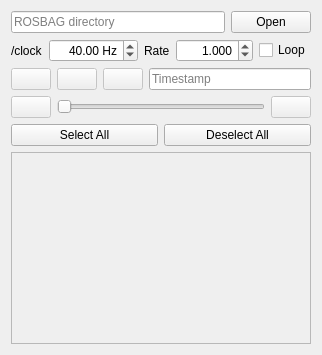
This is src/ui/player.ui in shikishima-TasakiLab/rviz2_bag as Qt 5 draws it before an edit. The edited form follows.
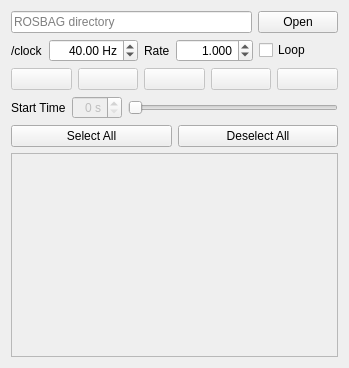
This is the edited form. Icons and pictures are not drawn.

Commit message: ROSBAGの読み込みを実装

Patch:
```diff
--- a/src/ui/player.ui
+++ b/src/ui/player.ui
@@ -2,6 +2,14 @@
 <ui version="4.0">
   <class>Player</class>
   <widget class="QWidget" name="Player">
+  <property name="geometry">
+   <rect>
+    <x>0</x>
+    <y>0</y>
+    <width>349</width>
+    <height>368</height>
+   </rect>
+  </property>
     <property name="windowTitle">
       <string>Form</string>
     </property>
@@ -159,26 +167,6 @@
             </widget>
           </item>
           <item>
-            <widget class="QLineEdit" name="ledit__rosbag_time">
-              <property name="sizePolicy">
-                <sizepolicy hsizetype="MinimumExpanding" vsizetype="Fixed">
-                  <horstretch>0</horstretch>
-                  <verstretch>0</verstretch>
-                </sizepolicy>
-              </property>
-              <property name="readOnly">
-                <bool>true</bool>
-              </property>
-              <property name="placeholderText">
-                <string>Timestamp</string>
-              </property>
-            </widget>
-          </item>
-        </layout>
-      </item>
-      <item>
-        <layout class="QHBoxLayout" name="horizontalLayout_5">
-          <item>
             <widget class="QPushButton" name="pbtn__backward">
               <property name="enabled">
                 <bool>false</bool>
@@ -192,16 +180,6 @@
               </property>
             </widget>
           </item>
-          <item>
-            <widget class="QSlider" name="hsld__rosbag_time">
-              <property name="enabled">
-                <bool>false</bool>
-              </property>
-              <property name="orientation">
-                <enum>Qt::Horizontal</enum>
-              </property>
-            </widget>
-          </item>
           <item>
             <widget class="QPushButton" name="pbtn__play_next">
               <property name="enabled">
@@ -218,6 +196,43 @@
           </item>
         </layout>
       </item>
+   <item>
+    <layout class="QHBoxLayout" name="horizontalLayout_5">
+     <item>
+      <widget class="QLabel" name="label__rosbag_starttime">
+       <property name="text">
+        <string>Start Time</string>
+       </property>
+      </widget>
+     </item>
+     <item>
+      <widget class="QSpinBox" name="spin__rosbag_starttime">
+       <property name="enabled">
+        <bool>false</bool>
+       </property>
+       <property name="alignment">
+        <set>Qt::AlignRight|Qt::AlignTrailing|Qt::AlignVCenter</set>
+       </property>
+       <property name="suffix">
+        <string> s</string>
+       </property>
+      </widget>
+     </item>
+     <item>
+      <widget class="QSlider" name="hsld__rosbag_starttime">
+       <property name="enabled">
+        <bool>false</bool>
+       </property>
+       <property name="maximum">
+        <number>100</number>
+       </property>
+       <property name="orientation">
+        <enum>Qt::Horizontal</enum>
+       </property>
+      </widget>
+     </item>
+    </layout>
+   </item>
       <item>
         <layout class="QHBoxLayout" name="hl__topic_select">
           <item>
```
Left out of the diff: 16 changed lines with no effect on the pictures. Lines whose indentation alone changed are shown as unchanged. The commit also changes 3 other files.
